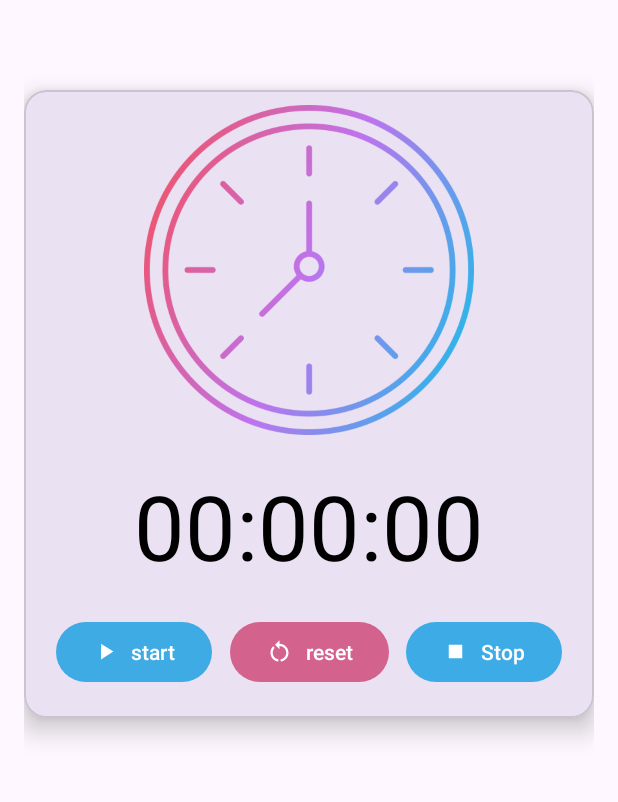
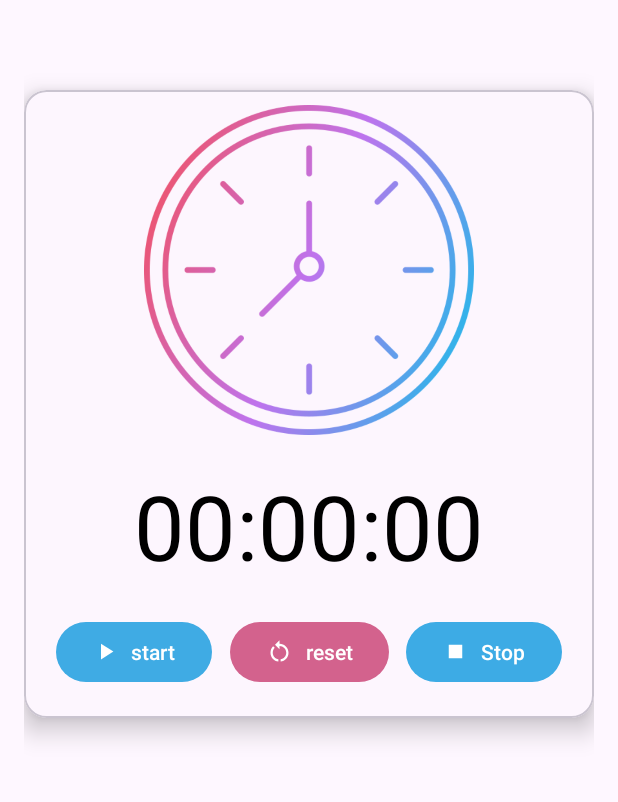
Before and after one commit to Jubayed-A/OIBSIP-Stop-Watch, an Android app: the screen it shows after launch (MainActivity), on a phone screen of 412 x 824 dp, the part 137-939 px from its top. Run offline under Robolectric (Android 15) with nearby library versions, the phone set to English and light mode, and no system bars.

Commit message:
theme added base on mode

```diff
--- a/app/src/main/res/values-night/themes.xml
+++ b/app/src/main/res/values-night/themes.xml
@@ -2,6 +2,6 @@
     <!-- Base application theme. -->
     <style name="Base.Theme.StopWatch" parent="Theme.Material3.DayNight.NoActionBar">
         <!-- Customize your dark theme here. -->
-        <!-- <item name="colorPrimary">@color/my_dark_primary</item> -->
+        <item name="colorPrimary">#151515</item>
     </style>
 </resources>
--- a/app/src/main/res/values/themes.xml
+++ b/app/src/main/res/values/themes.xml
@@ -2,8 +2,10 @@
     <!-- Base application theme. -->
     <style name="Base.Theme.StopWatch" parent="Theme.Material3.DayNight.NoActionBar">
         <!-- Customize your light theme here. -->
-        <!-- <item name="colorPrimary">@color/my_light_primary</item> -->
+        <item name="colorPrimary">#FDF6FE</item>
+        <item name="android:windowLightStatusBar">true</item>
     </style>
 
     <style name="Theme.StopWatch" parent="Base.Theme.StopWatch" />
+
 </resources>
```
